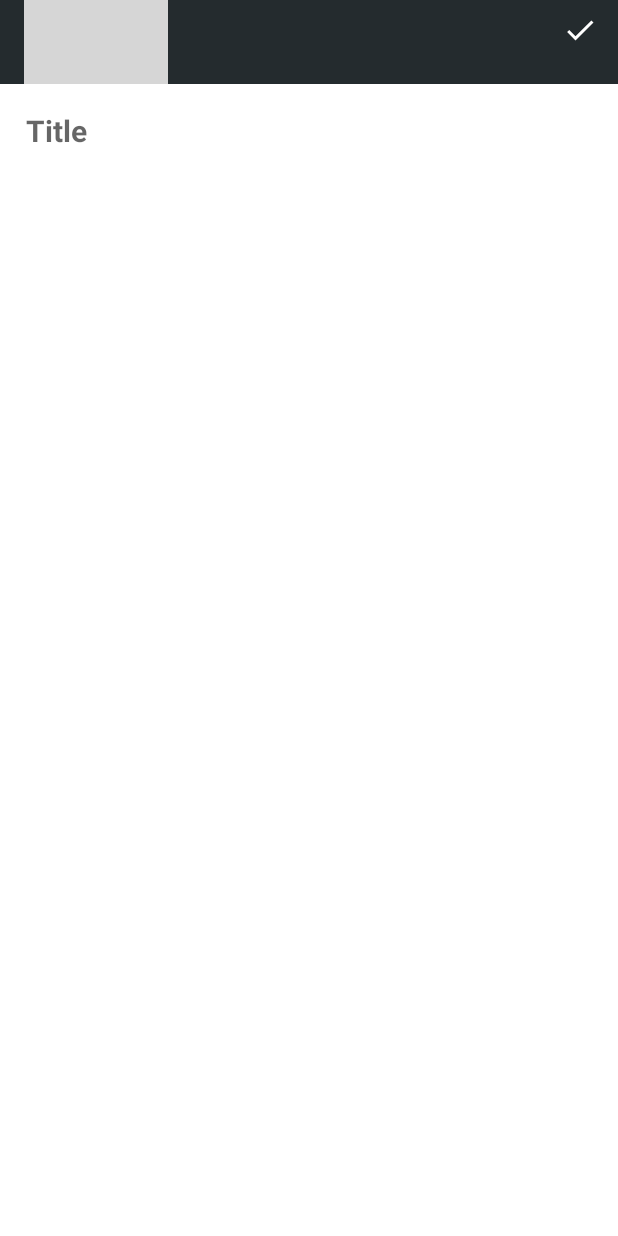
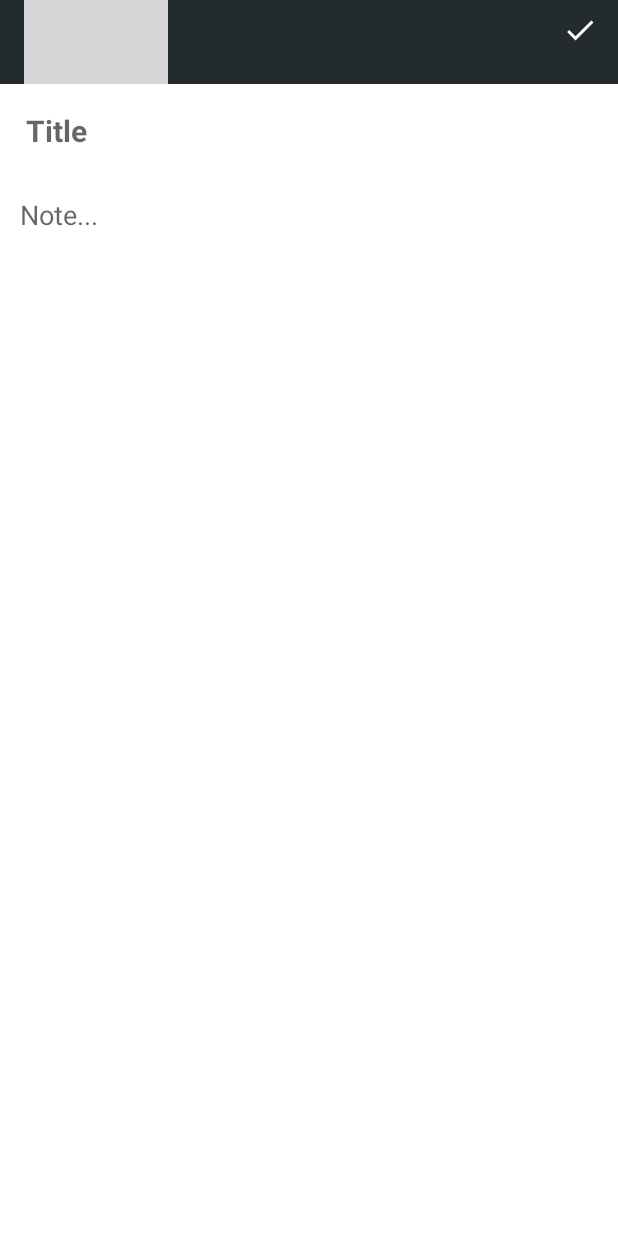
Before and after one commit to AldiRuwandi/NoteAppWithRoomDB, an Android app: the NotesTakerActivity screen opened directly, with no data from a screen before it, on a phone screen of 412 x 824 dp. Run offline under Robolectric (Android 15) with nearby library versions, the phone set to English and light mode, and no system bars; our stand-ins replace Room's generated code; grey boxes are pictures that could not be loaded.

Commit message:
Hint added

```diff
--- a/app/src/main/res/layout/activity_notes_taker.xml
+++ b/app/src/main/res/layout/activity_notes_taker.xml
@@ -70,6 +70,7 @@
         android:layout_width="match_parent"
         android:layout_height="wrap_content"
         android:layout_marginHorizontal="5dp"
+        android:hint="Note..."
         android:layout_marginTop="10dp"
         android:background="@color/white"
         android:padding="8dp"
```
